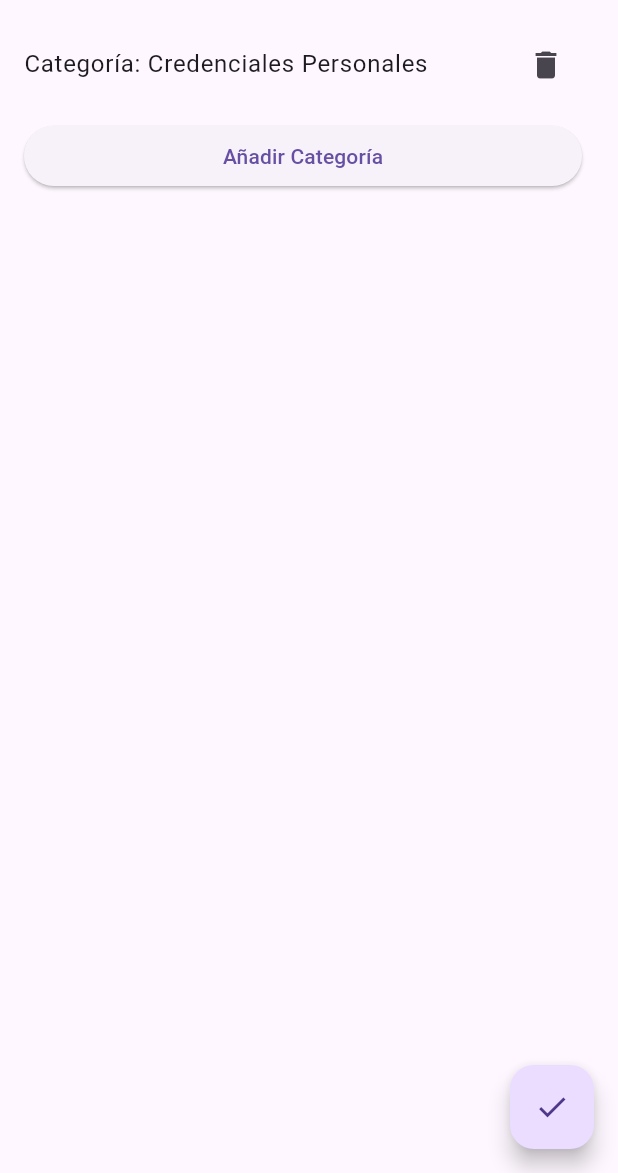
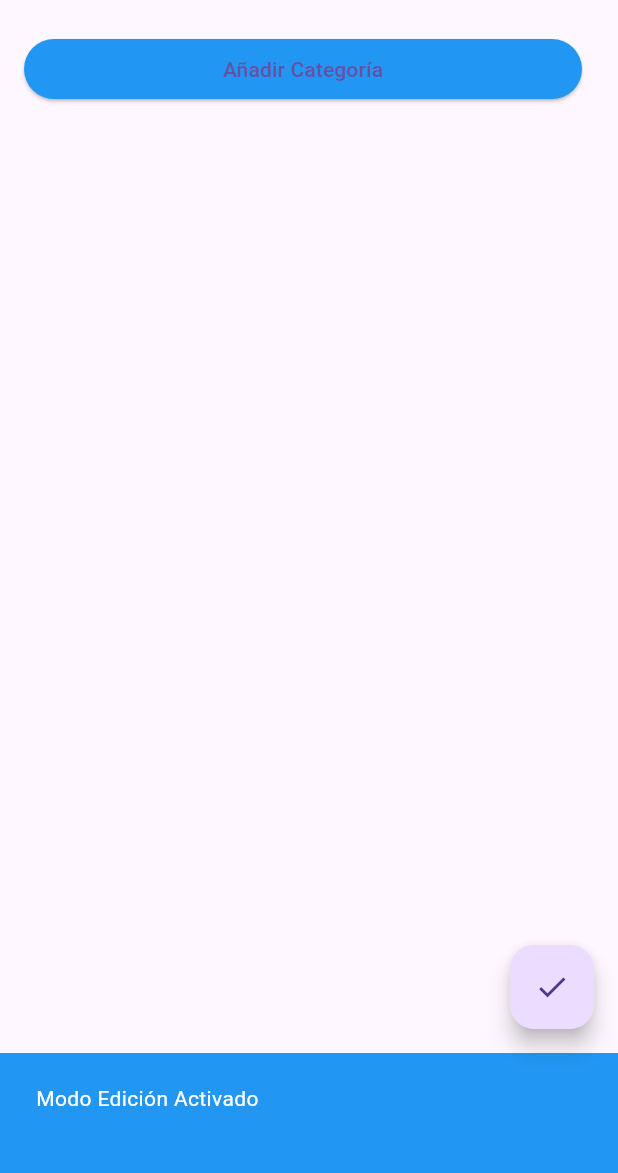
Before and after one commit to MateoR-gif/credential-manager, a Flutter app: the screen it shows after launch, after a tap on the "edit" icon, on a phone screen of 412 x 824 dp, the part 63-1236 px from its top. Run offline on Flutter 3.47's test engine with Material 3 defaults, Android fonts, the phone set to English and light mode, and no system bars.

Commit message:
Stable version of MyCredentialWidget screen

```diff
--- a/app/lib/main.dart
+++ b/app/lib/main.dart
@@ -1,3 +1,4 @@
+import 'package:app/widgets/MyCredentialWidget.dart';
 import 'package:flutter/material.dart';
 
 void main() {
@@ -9,93 +10,7 @@ class MyApp extends StatelessWidget {
   Widget build(BuildContext context) {
     return MaterialApp(
       title: 'Mis Credenciales',
-      home: MyHomePage(),
+      home: MyCredentialWidget(),
     );
   }
 }
-
-class MyHomePage extends StatefulWidget {
-  @override
-  _MyHomePageState createState() => _MyHomePageState();
-}
-
-class _MyHomePageState extends State<MyHomePage> {
-  bool editMode = false;
-  bool showAddSubcategoryButton = false;
-  bool showAddCategoryButton = false;
-
-  @override
-  Widget build(BuildContext context) {
-    return Scaffold(
-      appBar: AppBar(
-        title: Text('Mis Credenciales'),
-      ),
-      body: ListView(
-        children: [
-          ExpansionTile(
-            title: Text('Categoría: Credenciales Personales'),
-            trailing: editMode
-                ? IconButton(
-                    icon: Icon(Icons.delete),
-                    onPressed: () {
-                      // Acción para borrar categoría
-                    },
-                  )
-                : null,
-            children: [
-              ExpansionTile(
-                title: Text('Subcategoría: Descripción'),
-                trailing: editMode
-                    ? IconButton(
-                        icon: Icon(Icons.delete),
-                        onPressed: () {
-                          // Acción para borrar subcategoría
-                        },
-                      )
-                    : null,
-                children: [
-                  ListTile(
-                    title: Text('Texto Ejemplo'),
-                    onTap: () {
-                      if (editMode) {
-                        // Acción al hacer clic en modo edición
-                      }
-                    },
-                  ),
-                ],
-              ),
-              if (showAddSubcategoryButton)
-                ListTile(
-                  title: ElevatedButton(
-                    onPressed: () {
-                      // Acción para agregar subcategoría
-                    },
-                    child: Text('Añadir Subcategoría'),
-                  ),
-                ),
-            ],
-          ),
-          if (showAddCategoryButton)
-            ListTile(
-              title: ElevatedButton(
-                onPressed: () {
-                  // Acción para agregar categoría
-                },
-                child: Text('Añadir Categoría'),
-              ),
-            ),
-        ],
-      ),
-      floatingActionButton: FloatingActionButton(
-        onPressed: () {
-          setState(() {
-            editMode = !editMode;
-            showAddSubcategoryButton = editMode;
-            showAddCategoryButton = editMode;
-          });
-        },
-        child: Icon(editMode ? Icons.check : Icons.edit),
-      ),
-    );
-  }
-}
--- /dev/null
+++ b/app/lib/widgets/MyCredentialWidget.dart
@@ -0,0 +1,209 @@
+
+
+import 'package:flutter/material.dart';
+
+class MyCredentialWidget extends StatefulWidget {
+  @override
+  _MyCredentialWidgetState createState() => _MyCredentialWidgetState();
+}
+
+class _MyCredentialWidgetState extends State<MyCredentialWidget> {
+  bool editMode = false;
+  bool showAddSubcategoryButton = false;
+  List<String> categories = [];
+  Map<String, List<String>> subcategories = {};
+
+  TextEditingController categoryNameController = TextEditingController();
+  TextEditingController subcategoryNameController = TextEditingController();
+  TextEditingController descriptionController = TextEditingController();
+
+  void addCategory(String categoryName) {
+    setState(() {
+      categories.add(categoryName);
+    });
+  }
+
+  void addSubcategory(String categoryName, String subcategoryName, String description) {
+    setState(() {
+      if (!subcategories.containsKey(categoryName)) {
+        subcategories[categoryName] = [];
+      }
+      subcategories[categoryName]?.add('$subcategoryName: $description');
+    });
+  }
+
+  @override
+  Widget build(BuildContext context) {
+    return Scaffold(
+      appBar: AppBar(
+        title: Text('Mis Credenciales'),
+      ),
+      body: ListView(
+        children: [
+          for (var category in categories)
+            ExpansionTile(
+              title: Text('Categoría: $category'),
+              trailing: editMode
+                  ? IconButton(
+                      icon: Icon(Icons.delete),
+                      onPressed: () {
+                        setState(() {
+                          categories.remove(category);
+                          subcategories.remove(category);
+                        });
+                      },
+                    )
+                  : null,
+              children: [
+                for (var subcategory in subcategories[category] ?? [])
+                  ListTile(
+                    title: Text('Subcategoría: $subcategory'),
+                    trailing: editMode
+                        ? IconButton(
+                            icon: Icon(Icons.delete),
+                            onPressed: () {
+                              setState(() {
+                                subcategories[category]?.remove(subcategory);
+                              });
+                            },
+                          )
+                        : null,
+                  ),
+                if (editMode)
+                  ListTile(
+                    title: ElevatedButton(
+                      onPressed: () async {
+                        var result = await showDialog(
+                          context: context,
+                          builder: (context) => AlertDialog(
+                            title: Text('Añadir Subcategoría'),
+                            content: Column(
+                              mainAxisSize: MainAxisSize.min,
+                              children: [
+                                TextField(
+                                  controller: subcategoryNameController,
+                                  decoration: InputDecoration(labelText: 'Nombre de la Subcategoría'),
+                                  onChanged: (value) {
+                                    setState(() {
+                                      showAddSubcategoryButton = value.isNotEmpty &&
+                                          descriptionController.text.isNotEmpty;
+                                    });
+                                  },
+                                ),
+                                TextField(
+                                  controller: descriptionController,
+                                  decoration: InputDecoration(labelText: 'Descripción'),
+                                  onChanged: (value) {
+                                    setState(() {
+                                      showAddSubcategoryButton = value.isNotEmpty &&
+                                          subcategoryNameController.text.isNotEmpty;
+                                    });
+                                  },
+                                ),
+                              ],
+                            ),
+                            actions: [
+                              TextButton(
+                                onPressed: () {
+                                  Navigator.pop(context);
+                                },
+                                child: Text('Cancelar'),
+                              ),
+                              ElevatedButton(
+                                onPressed: showAddSubcategoryButton
+                                    ? () {
+                                        addSubcategory(
+                                          category,
+                                          subcategoryNameController.text,
+                                          descriptionController.text,
+                                        );
+                                        Navigator.pop(context, true);
+                                      }
+                                    : null,
+                                style: ButtonStyle(
+                                  backgroundColor: MaterialStateProperty.all<Color>(Colors.blue),
+                                ),
+                                child: Text('Añadir'),
+                              ),
+                            ],
+                          ),
+                        );
+                        if (result == true) {
+                          setState(() {
+                            showAddSubcategoryButton = false;
+                            subcategoryNameController.clear();
+                            descriptionController.clear();
+                          });
+                        }
+                      },
+                      style: ButtonStyle(
+                        backgroundColor: MaterialStateProperty.all<Color>(Colors.blue),
+                      ),
+                      child: Text('Añadir Subcategoría'),
+                    ),
+                  ),
+              ],
+            ),
+          if (editMode)
+            ListTile(
+              title: ElevatedButton(
+                onPressed: () async {
+                  var result = await showDialog(
+                    context: context,
+                    builder: (context) => AlertDialog(
+                      title: Text('Añadir Categoría'),
+                      content: TextField(
+                        controller: categoryNameController,
+                        decoration: InputDecoration(labelText: 'Nombre de la Categoría'),
+                      ),
+                      actions: [
+                        TextButton(
+                          onPressed: () {
+                            Navigator.pop(context);
+                          },
+                          child: Text('Cancelar'),
+                        ),
+                        ElevatedButton(
+                          onPressed: () {
+                            addCategory(categoryNameController.text);
+                            Navigator.pop(context);
+                            categoryNameController.clear();
+                          },
+                          style: ButtonStyle(
+                            backgroundColor: MaterialStateProperty.all<Color>(Colors.blue),
+                          ),
+                          child: Text('Añadir'),
+                        ),
+                      ],
+                    ),
+                  );
+                },
+                style: ButtonStyle(
+                  backgroundColor: MaterialStateProperty.all<Color>(Colors.blue),
+                ),
+                child: Text('Añadir Categoría'),
+              ),
+            ),
+        ],
+      ),
+      floatingActionButton: FloatingActionButton(
+        onPressed: () {
+          setState(() {
+            editMode = !editMode;
+          });
+        },
+        child: Icon(editMode ? Icons.check : Icons.edit),
+      ),
+      bottomNavigationBar: BottomAppBar(
+        color: Colors.blue,
+        child: Padding(
+          padding: const EdgeInsets.all(8.0),
+          child: Text(
+            editMode ? 'Modo Edición Activado' : '',
+            style: TextStyle(color: Colors.white),
+          ),
+        ),
+      ),
+    );
+  }
+}
```
